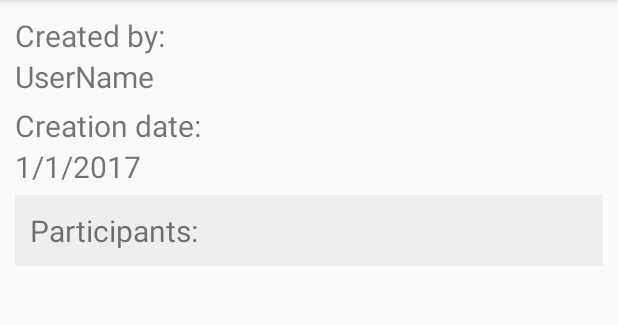
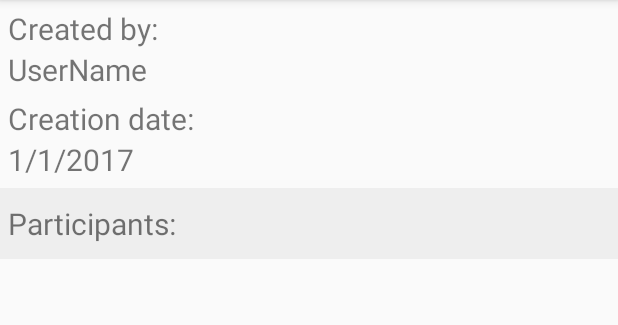
Before and after one commit to agbaria/SharedShoppingList, an Android app: the fragment ListInfoFragment shown on its own in the app's theme, on a phone screen of 412 x 824 dp, the part 84-409 px from its top. Run offline under Robolectric (Android 15) with nearby library versions, the phone set to English and light mode, and no system bars; our stand-ins replace Firebase (no records; nobody signed in at launch, a user with empty details on screens opened directly); 3 statements that could not run were skipped.

Commit message:
fixed leave list bug

```diff
--- a/app/build.gradle
+++ b/app/build.gradle
@@ -42,4 +42,5 @@ dependencies {
 
 
 
+
 apply plugin: 'com.google.gms.google-services'
--- a/app/src/main/java/dev/agbaria/sharedshoppinglist/Adapters/ListInfoFriendsAdapter.java
+++ b/app/src/main/java/dev/agbaria/sharedshoppinglist/Adapters/ListInfoFriendsAdapter.java
@@ -54,7 +54,7 @@ public class ListInfoFriendsAdapter extends RecyclerView.Adapter<RecyclerView.Vi
             HeaderViewHolder viewHolder = (HeaderViewHolder) holder;
             viewHolder.listOwner.setText(list.getListOwner());
             Date date = new Date(list.getCreationTimeStamp() * 1000L);
-            viewHolder.creationDate.setText(DateFormat.format("dd-MM-yyyy", date));
+            viewHolder.creationDate.setText(DateFormat.format("dd/MM/yyyy", date));
         }
         else{
             FriendViewHolder viewHolder = (FriendViewHolder) holder;
--- a/app/src/main/java/dev/agbaria/sharedshoppinglist/Fragments/ListInfoFragment.java
+++ b/app/src/main/java/dev/agbaria/sharedshoppinglist/Fragments/ListInfoFragment.java
@@ -22,6 +22,7 @@ import java.util.ArrayList;
 
 import dev.agbaria.sharedshoppinglist.Adapters.ListInfoFriendsAdapter;
 import dev.agbaria.sharedshoppinglist.Models.ShoppingList;
+import dev.agbaria.sharedshoppinglist.MyChildEventListener;
 import dev.agbaria.sharedshoppinglist.R;
 
 /**
@@ -37,6 +38,7 @@ public class ListInfoFragment extends Fragment {
     private ArrayList<DataSnapshot> snapshots;
     private View view;
     private ListInfoFriendsAdapter adapter;
+    private MyChildEventListener myListener;
 
     public static Fragment getInstance(String listID, ShoppingList list) {
         Fragment fragment = new ListInfoFragment();
@@ -66,8 +68,8 @@ public class ListInfoFragment extends Fragment {
     @Override
     public View onCreateView(LayoutInflater inflater, ViewGroup container,
                              Bundle savedInstanceState) {
-        View view = inflater.inflate(R.layout.fragment_list_info, container, false);
-        this.view = view;
+        this.view = inflater.inflate(R.layout.fragment_list_info, container, false);
+        initRecycler();
         return view;
     }
 
@@ -80,11 +82,6 @@ public class ListInfoFragment extends Fragment {
     @Override
     public void onResume() {
         super.onResume();
-        init();
-    }
-
-    private void init() {
-        initRecycler();
         updateContent();
     }
 
@@ -93,49 +90,19 @@ public class ListInfoFragment extends Fragment {
         recycler.setLayoutManager(new LinearLayoutManager(getContext()));
         adapter = new ListInfoFriendsAdapter(snapshots, list,getActivity());
         recycler.setAdapter(adapter);
+        myListener = new MyChildEventListener(snapshots, adapter);
     }
 
     private void updateContent() {
         snapshots.clear();
         DatabaseReference rootRef = FirebaseDatabase.getInstance().getReference();
-        rootRef.child("SharedWith").child(listID).addChildEventListener(new ChildEventListener() {
-            @Override
-            public void onChildAdded(DataSnapshot dataSnapshot, String s) {
-                snapshots.add(dataSnapshot);
-                adapter.notifyItemInserted(snapshots.size() - 1);
-            }
-
-            @Override
-            public void onChildChanged(DataSnapshot dataSnapshot, String s) {
-                int position = getListPosition(dataSnapshot.getKey());
-                snapshots.set(position, dataSnapshot);
-                adapter.notifyItemChanged(position);
-            }
-
-            @Override
-            public void onChildRemoved(DataSnapshot dataSnapshot) {
-                int position = getListPosition(dataSnapshot.getKey());
-                snapshots.remove(position);
-                adapter.notifyItemRemoved(position);
-            }
-
-            @Override
-            public void onChildMoved(DataSnapshot dataSnapshot, String s) {
-
-            }
-
-            @Override
-            public void onCancelled(DatabaseError databaseError) {
-
-            }
-        });
+        rootRef.child("SharedWith").child(listID).addChildEventListener(myListener);
     }
 
-    private int getListPosition(String key) {
-        for (int i = 0; i < snapshots.size(); i++) {
-            if (snapshots.get(i).getKey().equals(key))
-                return i;
-        }
-        throw new IllegalArgumentException("List key was not found");
+    @Override
+    public void onPause() {
+        super.onPause();
+        DatabaseReference rootRef = FirebaseDatabase.getInstance().getReference();
+        rootRef.child("SharedWith").child(listID).removeEventListener(myListener);
     }
 }
--- a/app/src/main/java/dev/agbaria/sharedshoppinglist/Fragments/ResetPassword.java
+++ b/app/src/main/java/dev/agbaria/sharedshoppinglist/Fragments/ResetPassword.java
@@ -26,7 +26,7 @@ import dev.agbaria.sharedshoppinglist.Utils;
  * Created by ANDROID on 21/12/2016.
  */
 
-public class ResetPassword extends DialogFragment implements View.OnClickListener{
+public class ResetPassword extends DialogFragment implements View.OnClickListener {
 
     EditText etEmail;
     Button btnCancel, btnReset;
--- /dev/null
+++ b/app/src/main/java/dev/agbaria/sharedshoppinglist/MyChildEventListener.java
@@ -0,0 +1,64 @@
+package dev.agbaria.sharedshoppinglist;
+
+import android.support.v7.widget.RecyclerView;
+
+import com.google.firebase.database.ChildEventListener;
+import com.google.firebase.database.DataSnapshot;
+import com.google.firebase.database.DatabaseError;
+
+import java.util.ArrayList;
+
+import dev.agbaria.sharedshoppinglist.Adapters.SharedListsAdapter;
+
+/**
+ * Created by 3la2 on 22/01/2017.
+ */
+
+public class MyChildEventListener implements ChildEventListener {
+
+    private ArrayList<DataSnapshot> snapshots;
+    private RecyclerView.Adapter adapter;
+
+    public MyChildEventListener(ArrayList<DataSnapshot> snapshots, RecyclerView.Adapter adapter) {
+        this.snapshots = snapshots;
+        this.adapter = adapter;
+    }
+
+    @Override
+    public void onChildAdded(DataSnapshot dataSnapshot, String s) {
+        snapshots.add(dataSnapshot);
+        adapter.notifyItemInserted(snapshots.size() - 1);
+    }
+
+    @Override
+    public void onChildChanged(DataSnapshot dataSnapshot, String s) {
+        int position = getListPosition(dataSnapshot.getKey());
+        snapshots.set(position, dataSnapshot);
+        adapter.notifyItemChanged(position);
+    }
+
+    @Override
+    public void onChildRemoved(DataSnapshot dataSnapshot) {
+        int position = getListPosition(dataSnapshot.getKey());
+        snapshots.remove(position);
+        adapter.notifyItemRemoved(position);
+    }
+
+    @Override
+    public void onChildMoved(DataSnapshot dataSnapshot, String s) {
+
+    }
+
+    @Override
+    public void onCancelled(DatabaseError databaseError) {
+
+    }
+
+    private int getListPosition(String key) {
+        for (int i = 0; i < snapshots.size(); i++) {
+            if (snapshots.get(i).getKey().equals(key))
+                return i;
+        }
+        throw new IllegalArgumentException("List key was not found");
+    }
+}
--- a/app/src/main/res/layout/fragment_list_info.xml
+++ b/app/src/main/res/layout/fragment_list_info.xml
@@ -2,8 +2,7 @@
     xmlns:tools="http://schemas.android.com/tools"
     android:layout_width="match_parent"
     android:layout_height="match_parent"
-    tools:context="dev.agbaria.sharedshoppinglist.Fragments.ListInfoFragment"
-    android:padding="10dp">
+    tools:context="dev.agbaria.sharedshoppinglist.Fragments.ListInfoFragment">
 
     <android.support.v7.widget.RecyclerView
         android:layout_width="match_parent"
--- a/app/src/main/res/layout/list_info_header.xml
+++ b/app/src/main/res/layout/list_info_header.xml
@@ -8,7 +8,9 @@
         android:layout_height="wrap_content"
         android:id="@+id/tv1"
         android:text="Created by: "
-        android:textSize="20sp"/>
+        android:textSize="20sp"
+        android:layout_marginTop="5dp"
+        android:layout_marginLeft="5dp"/>
 
     <TextView
         android:layout_width="wrap_content"
@@ -17,6 +19,7 @@
         android:text="UserName"
         android:textSize="20sp"
         android:layout_below="@id/tv1"
+        android:layout_marginLeft="5dp"
         android:layout_marginBottom="5dp"/>
 
     <TextView
@@ -25,7 +28,8 @@
         android:id="@+id/tv2"
         android:text="Creation date: "
         android:textSize="20sp"
-        android:layout_below="@id/tvListOwner"/>
+        android:layout_below="@id/tvListOwner"
+        android:layout_marginLeft="5dp"/>
 
     <TextView
         android:layout_width="wrap_content"
@@ -34,6 +38,7 @@
         android:text="1/1/2017"
         android:textSize="20sp"
         android:layout_below="@id/tv2"
+        android:layout_marginLeft="5dp"
         android:layout_marginBottom="5dp"/>
 
     <TextView
@@ -46,6 +51,8 @@
         android:background="#EEEEEE"
         android:layout_below="@+id/tvCreationDate"
         android:layout_alignParentLeft="true"
-        android:layout_alignParentStart="true" />
+        android:layout_alignParentStart="true"
+        android:paddingStart="5dp"
+        android:paddingLeft="5dp" />
 
 </RelativeLayout>
--- a/app/src/main/res/values/strings.xml
+++ b/app/src/main/res/values/strings.xml
@@ -21,4 +21,5 @@
     <string name="client_id">125901932735-lvk5t9k0e0r7vhhig3p5krg0mvtu89bc.apps.googleusercontent.com</string>
     <string name="email_hint">Friend email</string>
     <string name="action_list_info">List info</string>
+    <string name="leave_btn">leave</string>
 </resources>
```
Also changed, not shown: app/src/main/java/dev/agbaria/sharedshoppinglist/Fragments/LeaveListFragment.java (added, +54 -0 lines), app/src/main/java/dev/agbaria/sharedshoppinglist/Fragments/ListItemsFragment.java (+28 -44 lines), app/src/main/java/dev/agbaria/sharedshoppinglist/Fragments/SharedListsFragment.java (+10 -42 lines), app/src/main/res/layout/fragment_leave_list.xml (added, +62 -0 lines).
